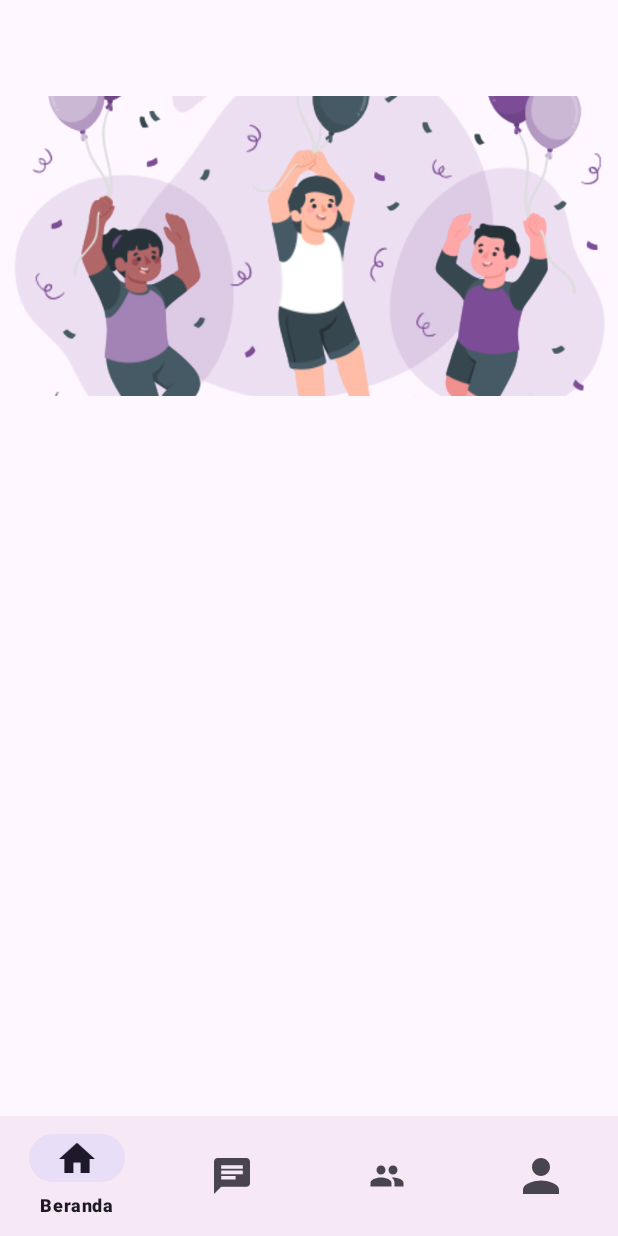
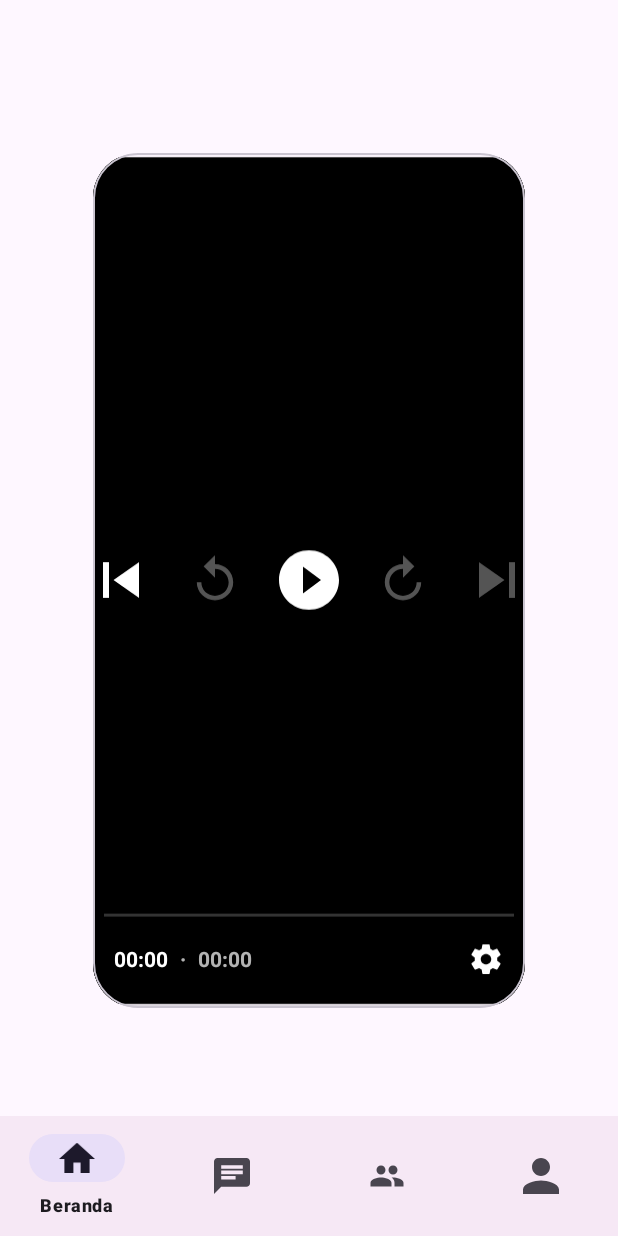
Before and after one commit to hokacristian/KidLink1, an Android app: the BerandaFragment screen opened directly, with no data from a screen before it, on a phone screen of 412 x 824 dp. Run offline under Robolectric (Android 15) with nearby library versions, the phone set to English and light mode, and no system bars; our stand-ins replace Firebase (no records; nobody signed in at launch, a user with empty details on screens opened directly).

Commit message:
Membuat Carousel Video Player Sederhana untuk di Halaman Fragment Beranda (v1)

```diff
--- a/app/build.gradle.kts
+++ b/app/build.gradle.kts
@@ -70,6 +70,10 @@ dependencies {
     implementation ("de.hdodenhof:circleimageview:3.1.0")
     implementation ("com.squareup.picasso:picasso:2.8")
 
+    //MEDIA
+    implementation(libs.androidx.media3.exoplayer)
+    implementation(libs.media3.ui)
+    implementation(libs.media3.session)
 
     //FIREBASE
     implementation ("com.google.firebase:firebase-database:21.0.0")
--- a/app/src/main/java/capstone/kidlink/adapter/CarouselAdapter.kt
+++ /dev/null
@@ -1,31 +0,0 @@
-package capstone.kidlink.adapter
-
-import android.view.LayoutInflater
-import android.view.View
-import android.view.ViewGroup
-import android.widget.ImageView
-import androidx.recyclerview.widget.RecyclerView
-import capstone.kidlink.R
-import com.bumptech.glide.Glide
-
-class CarouselAdapter(private val items: List<Int>) : RecyclerView.Adapter<CarouselAdapter.CarouselViewHolder>() {
-
-    class CarouselViewHolder(itemView: View) : RecyclerView.ViewHolder(itemView) {
-        private val imageView: ImageView = itemView.findViewById(R.id.image)
-
-        fun bind(imageRes: Int) {
-            imageView.setImageResource(imageRes)
-        }
-    }
-
-    override fun onCreateViewHolder(parent: ViewGroup, viewType: Int): CarouselViewHolder {
-        val view = LayoutInflater.from(parent.context).inflate(R.layout.carousel_item, parent, false)
-        return CarouselViewHolder(view)
-    }
-
-    override fun onBindViewHolder(holder: CarouselViewHolder, position: Int) {
-        holder.bind(items[position])
-    }
-
-    override fun getItemCount(): Int = items.size
-}
--- /dev/null
+++ b/app/src/main/java/capstone/kidlink/adapter/VideoAdapter.kt
@@ -0,0 +1,133 @@
+package capstone.kidlink.adapter
+
+import android.content.Context
+import android.view.LayoutInflater
+import android.view.ViewGroup
+import androidx.annotation.OptIn
+import androidx.media3.common.MediaItem
+import androidx.media3.common.PlaybackException
+import androidx.media3.common.Player
+import androidx.media3.common.util.Log
+import androidx.media3.common.util.UnstableApi
+import androidx.media3.datasource.RawResourceDataSource
+import androidx.media3.exoplayer.ExoPlayer
+import androidx.recyclerview.widget.RecyclerView
+import androidx.viewpager2.widget.ViewPager2
+import capstone.kidlink.databinding.VideoPlayerItemBinding
+
+class VideoAdapter(
+    private val videoList: List<Int>,
+    private val context: Context,
+    private val viewPager2: ViewPager2
+
+) : RecyclerView.Adapter<VideoAdapter.VideoViewHolder>() {
+    private val activeViewHolders = mutableListOf<VideoViewHolder>()
+
+     val pageChangeCallback = object : ViewPager2.OnPageChangeCallback() {
+         override fun onPageSelected(position: Int) {
+             // Hentikan semua video yang aktif
+             activeViewHolders.forEach { it.pauseVideo() }
+         }
+    }
+
+    init {
+        viewPager2.registerOnPageChangeCallback(pageChangeCallback)
+    }
+
+    inner class VideoViewHolder(private val binding: VideoPlayerItemBinding) : RecyclerView.ViewHolder(binding.root) {
+        private var player: ExoPlayer? = null
+
+        @OptIn(UnstableApi::class)
+        fun bind(videoResId: Int, position: Int, currentItem: Any) {
+            val videoUri = RawResourceDataSource.buildRawResourceUri(videoResId)
+            val mediaItem = MediaItem.fromUri(videoUri)
+
+            player = ExoPlayer.Builder(context).build().also { exoPlayer ->
+                binding.exoPlayerView.player = exoPlayer
+                exoPlayer.setMediaItem(mediaItem)
+                exoPlayer.prepare()
+
+                exoPlayer.playWhenReady = false
+
+                exoPlayer.addListener(object : Player.Listener {
+                    override fun onPlaybackStateChanged(playbackState: Int) {
+                        if (playbackState == Player.STATE_ENDED) {
+                            exoPlayer.seekTo(0)
+                            exoPlayer.playWhenReady = false
+                        }
+                    }
+
+                    override fun onPlayerError(error: PlaybackException) {
+                        Log.e("VideoViewHolder", "ExoPlayer error: ${error.message}")
+                    }
+                })
+
+                binding.exoPlayerView.setOnClickListener {
+                    if (player?.isPlaying == true) {
+                        pauseVideo()
+                    } else {
+                        // Hentikan semua video yang aktif sebelum memainkan video yang dipilih
+                        activeViewHolders.forEach { if (it != this) it.pauseVideo() }
+                        playVideo()
+                    }
+                }
+            }
+        }
+
+
+        fun releasePlayer() {
+            player?.release()
+            player = null
+        }
+
+        @OptIn(UnstableApi::class)
+        fun playVideo() {
+            player?.play()
+            binding.exoPlayerView.showController()
+        }
+
+        @OptIn(UnstableApi::class)
+        fun pauseVideo() {
+            player?.pause()
+            player?.playWhenReady = false
+            binding.exoPlayerView.hideController()
+        }
+    }
+
+    override fun onViewAttachedToWindow(holder: VideoViewHolder) {
+        super.onViewAttachedToWindow(holder)
+        activeViewHolders.add(holder)
+    }
+
+    override fun onViewDetachedFromWindow(holder: VideoViewHolder) {
+        super.onViewDetachedFromWindow(holder)
+        activeViewHolders.remove(holder)
+        holder.pauseVideo()
+    }
+
+    override fun onCreateViewHolder(parent: ViewGroup, viewType: Int): VideoViewHolder {
+        val binding = VideoPlayerItemBinding.inflate(LayoutInflater.from(parent.context), parent, false)
+        return VideoViewHolder(binding)
+    }
+
+    override fun onBindViewHolder(holder: VideoViewHolder, position: Int) {
+        holder.bind(videoList[position], position, viewPager2.currentItem)
+    }
+
+    override fun onViewRecycled(holder: VideoViewHolder) {
+        super.onViewRecycled(holder)
+        holder.releasePlayer()
+    }
+
+    override fun getItemCount(): Int = videoList.size
+
+    override fun onDetachedFromRecyclerView(recyclerView: RecyclerView) {
+        super.onDetachedFromRecyclerView(recyclerView)
+        viewPager2.unregisterOnPageChangeCallback(pageChangeCallback)
+    }
+
+    fun releaseAllPlayers() {
+        activeViewHolders.forEach { it.releasePlayer() }
+        activeViewHolders.clear()
+    }
+}
--- a/app/src/main/java/capstone/kidlink/fragment/BerandaFragment.kt
+++ b/app/src/main/java/capstone/kidlink/fragment/BerandaFragment.kt
@@ -5,22 +5,67 @@ import androidx.fragment.app.Fragment
 import android.view.LayoutInflater
 import android.view.View
 import android.view.ViewGroup
-import androidx.viewpager2.widget.ViewPager2
+import androidx.recyclerview.widget.RecyclerView
+import androidx.viewpager2.widget.CompositePageTransformer
+import androidx.viewpager2.widget.MarginPageTransformer
 import capstone.kidlink.R
-import capstone.kidlink.adapter.CarouselAdapter
+import capstone.kidlink.adapter.VideoAdapter
+import capstone.kidlink.databinding.FragmentBerandaBinding
+import kotlin.math.abs
 
 class BerandaFragment : Fragment() {
-    private lateinit var viewPager: ViewPager2
-    private lateinit var adapter: CarouselAdapter
+
+    private var _binding: FragmentBerandaBinding? = null
+    private val binding get() = _binding!!
+
+    private lateinit var adapter: VideoAdapter
+    private val videoList = arrayListOf(
+        R.raw.video1,
+        R.raw.video2,
+        R.raw.video3
+    )
 
     override fun onCreateView(
         inflater: LayoutInflater, container: ViewGroup?,
         savedInstanceState: Bundle?
-    ): View? {
-        val view = inflater.inflate(R.layout.fragment_beranda, container, false)
-        viewPager = view.findViewById(R.id.viewPager)
-        adapter = CarouselAdapter(listOf(R.drawable.register, R.drawable.login, R.drawable.welcome))
-        viewPager.adapter = adapter
-        return view
+    ): View {
+        _binding = FragmentBerandaBinding.inflate(inflater, container, false)
+        return binding.root
+    }
+
+    override fun onViewCreated(view: View, savedInstanceState: Bundle?) {
+        super.onViewCreated(view, savedInstanceState)
+
+        init()
+        setUpTransformer()
+        binding.viewPager2.registerOnPageChangeCallback(adapter.pageChangeCallback)
+    }
+
+    private fun setUpTransformer() {
+        val transformer = CompositePageTransformer()
+        transformer.addTransformer(MarginPageTransformer(40))
+        transformer.addTransformer { page, position ->
+            val r = 1 - abs(position)
+            page.scaleY = 0.85f + r * 0.14f
+        }
+
+        binding.viewPager2.setPageTransformer(transformer)
+    }
+
+    private fun init() {
+        adapter = VideoAdapter(videoList, requireContext(), binding.viewPager2)
+        binding.viewPager2.adapter = adapter
+        binding.viewPager2.offscreenPageLimit = 3
+        binding.viewPager2.clipToPadding = false
+        binding.viewPager2.clipChildren = false
+        binding.viewPager2.getChildAt(0)?.overScrollMode = RecyclerView.OVER_SCROLL_NEVER
+    }
+
+    override fun onDestroyView() {
+        super.onDestroyView()
+        adapter.releaseAllPlayers()
+        binding.viewPager2.adapter = null
+        _binding = null
+        binding.viewPager2.unregisterOnPageChangeCallback(adapter.pageChangeCallback)
     }
 }
--- a/app/src/main/res/layout/carousel_item.xml
+++ /dev/null
@@ -1,11 +0,0 @@
-<?xml version="1.0" encoding="utf-8"?>
-<FrameLayout xmlns:android="http://schemas.android.com/apk/res/android"
-    android:layout_width="match_parent"
-    android:layout_height="match_parent">
-
-    <ImageView
-        android:id="@+id/image"
-        android:layout_width="match_parent"
-        android:layout_height="match_parent"
-        android:scaleType="centerCrop"/>
-</FrameLayout>
--- a/app/src/main/res/layout/fragment_beranda.xml
+++ b/app/src/main/res/layout/fragment_beranda.xml
@@ -6,12 +6,57 @@
     android:layout_height="match_parent"
     tools:context=".fragment.BerandaFragment">
 
-    <androidx.viewpager2.widget.ViewPager2
-        android:id="@+id/viewPager"
-        android:layout_width="match_parent"
-        android:layout_height="200dp"
-        app:layout_constraintTop_toTopOf="parent"
-        app:layout_constraintLeft_toLeftOf="parent"
-        app:layout_constraintRight_toRightOf="parent"/>
+    <com.google.android.material.card.MaterialCardView
+        android:id="@+id/cardViewViewPager"
+        android:layout_width="0dp"
+        android:layout_height="0dp"
+        app:cardCornerRadius="30dp"
+        app:layout_constraintBottom_toBottomOf="@id/guidelineHorizontal2"
+        app:layout_constraintEnd_toEndOf="@id/guidelineVertical2"
+        app:layout_constraintStart_toStartOf="@id/guidelineVertical1"
+        app:layout_constraintTop_toTopOf="@id/guidelineHorizontal1">
+
+        <androidx.viewpager2.widget.ViewPager2
+            android:id="@+id/viewPager2"
+            android:layout_width="match_parent"
+            android:layout_height="match_parent"
+            />
+
+    </com.google.android.material.card.MaterialCardView>
+
+    <androidx.constraintlayout.widget.Guideline
+        android:id="@+id/guidelineHorizontal1"
+        android:layout_width="wrap_content"
+        android:layout_height="64dp"
+        android:orientation="horizontal"
+        app:layout_constraintStart_toStartOf="parent"
+        app:layout_constraintGuide_percent="0.05" />
+
+    <androidx.constraintlayout.widget.Guideline
+        android:id="@+id/guidelineHorizontal2"
+        android:layout_width="wrap_content"
+        android:layout_height="64dp"
+        android:orientation="horizontal"
+        app:layout_constraintEnd_toEndOf="parent"
+        app:layout_constraintGuide_percent="0.8"
+        app:layout_constraintStart_toStartOf="parent" />
+
+    <androidx.constraintlayout.widget.Guideline
+        android:id="@+id/guidelineVertical1"
+        android:layout_width="wrap_content"
+        android:layout_height="64dp"
+        android:orientation="vertical"
+        app:layout_constraintEnd_toEndOf="parent"
+        app:layout_constraintGuide_percent="0.15"
+        app:layout_constraintStart_toStartOf="parent" />
+
+    <androidx.constraintlayout.widget.Guideline
+        android:id="@+id/guidelineVertical2"
+        android:layout_width="wrap_content"
+        android:layout_height="64dp"
+        android:orientation="vertical"
+        app:layout_constraintEnd_toEndOf="parent"
+        app:layout_constraintGuide_percent="0.85"
+        app:layout_constraintStart_toStartOf="parent" />
 
 </androidx.constraintlayout.widget.ConstraintLayout>
--- /dev/null
+++ b/app/src/main/res/layout/video_player_item.xml
@@ -0,0 +1,18 @@
+<?xml version="1.0" encoding="utf-8"?>
+<androidx.cardview.widget.CardView
+    xmlns:android="http://schemas.android.com/apk/res/android"
+    android:layout_width="match_parent"
+    android:layout_height="match_parent"
+    >
+
+    <FrameLayout
+        android:layout_width="match_parent"
+        android:layout_height="match_parent">
+
+        <androidx.media3.ui.PlayerView
+            android:id="@+id/exoPlayerView"
+            android:layout_width="match_parent"
+            android:layout_height="match_parent"
+            android:scaleType="fitCenter" />
+    </FrameLayout>
+</androidx.cardview.widget.CardView>
--- a/gradle/libs.versions.toml
+++ b/gradle/libs.versions.toml
@@ -14,6 +14,9 @@ firebaseStorage = "21.0.0"
 firebaseFirestore = "25.0.0"
 navigationFragmentKtx = "2.7.7"
 navigationUiKtx = "2.7.7"
+media3Exoplayer = "1.1.0"
+media3Session = "1.1.0"
+media3Ui = "1.1.0"
 
 [libraries]
 androidx-core-ktx = { group = "androidx.core", name = "core-ktx", version.ref = "coreKtx" }
@@ -29,6 +32,9 @@ firebase-storage = { group = "com.google.firebase", name = "firebase-storage", v
 firebase-firestore = { group = "com.google.firebase", name = "firebase-firestore", version.ref = "firebaseFirestore" }
 androidx-navigation-fragment-ktx = { group = "androidx.navigation", name = "navigation-fragment-ktx", version.ref = "navigationFragmentKtx" }
 androidx-navigation-ui-ktx = { group = "androidx.navigation", name = "navigation-ui-ktx", version.ref = "navigationUiKtx" }
+androidx-media3-exoplayer = { module = "androidx.media3:media3-exoplayer", version.ref = "media3Exoplayer" }
+media3-session = { module = "androidx.media3:media3-session", version.ref = "media3Session" }
+media3-ui = { module = "androidx.media3:media3-ui", version.ref = "media3Ui" }
 
 [plugins]
 androidApplication = { id = "com.android.application", version.ref = "agp" }
```
Also changed, not shown: 3 other files.
